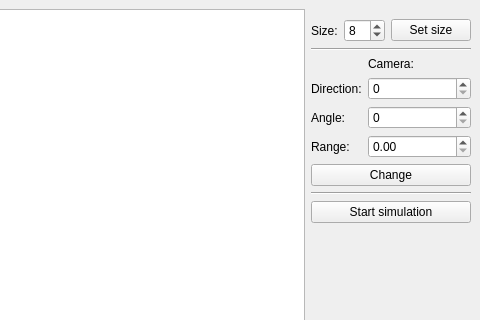
First picture: the form in mainwindow.ui, repository bshkola/StreetSimulator, before the edit; both pictures show x 420 to 900 and y 0 to 320 of the 900 by 725 pixel window.
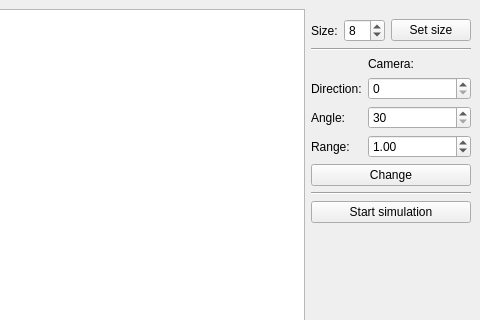
Second picture: the form after the edit.

```diff
--- a/mainwindow.ui
+++ b/mainwindow.ui
@@ -129,12 +129,25 @@
          </widget>
         </item>
         <item row="2" column="1">
-         <widget class="QDoubleSpinBox" name="cameraRangeSpinBox"/>
+         <widget class="QDoubleSpinBox" name="cameraRangeSpinBox">
+          <property name="maximum">
+           <double>1.500000000000000</double>
+          </property>
+          <property name="singleStep">
+           <double>0.050000000000000</double>
+          </property>
+          <property name="value">
+           <double>1.000000000000000</double>
+          </property>
+         </widget>
         </item>
         <item row="1" column="1">
          <widget class="QSpinBox" name="cameraAngleSpinBox">
+          <property name="minimum">
+           <number>30</number>
+          </property>
           <property name="maximum">
-           <number>135</number>
+           <number>360</number>
           </property>
          </widget>
         </item>
```
Left out of the diff: 3 changed lines with no effect on the pictures.
